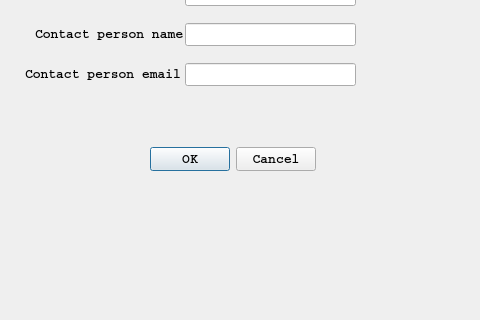
Old version of the form universitydialog.ui in the repository casalete/ErasmusIo; both pictures show x 295 to 775 and y 247 to 567 of the 1099 by 675 pixel window.
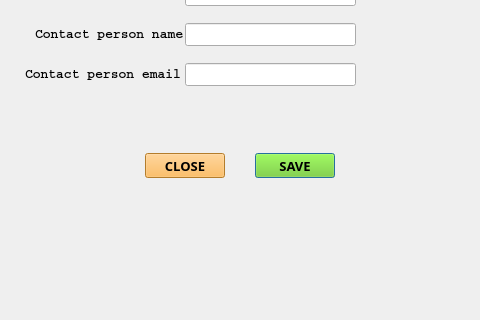
New version of the form. Icons and pictures are not drawn.

```diff
--- a/universitydialog.ui
+++ b/universitydialog.ui
@@ -16,33 +16,6 @@
   <property name="styleSheet">
    <string notr="true">background-image: url(:/triupd.png);</string>
   </property>
-  <widget class="QDialogButtonBox" name="buttonBox">
-   <property name="geometry">
-    <rect>
-     <x>440</x>
-     <y>390</y>
-     <width>171</width>
-     <height>32</height>
-    </rect>
-   </property>
-   <property name="font">
-    <font>
-     <family>Courier</family>
-     <pointsize>10</pointsize>
-     <weight>75</weight>
-     <bold>true</bold>
-    </font>
-   </property>
-   <property name="styleSheet">
-    <string notr="true"/>
-   </property>
-   <property name="orientation">
-    <enum>Qt::Horizontal</enum>
-   </property>
-   <property name="standardButtons">
-    <set>QDialogButtonBox::Cancel|QDialogButtonBox::Ok</set>
-   </property>
-  </widget>
   <widget class="QLabel" name="label">
    <property name="geometry">
     <rect>
@@ -235,6 +208,54 @@
     </font>
    </property>
   </widget>
+  <widget class="QPushButton" name="submit">
+   <property name="geometry">
+    <rect>
+     <x>550</x>
+     <y>400</y>
+     <width>80</width>
+     <height>25</height>
+    </rect>
+   </property>
+   <property name="font">
+    <font>
+     <family>Courier 10 Pitch</family>
+     <pointsize>10</pointsize>
+     <weight>75</weight>
+     <bold>true</bold>
+    </font>
+   </property>
+   <property name="styleSheet">
+    <string notr="true">background: rgb(115, 210, 22);</string>
+   </property>
+   <property name="text">
+    <string>SAVE</string>
+   </property>
+  </widget>
+  <widget class="QPushButton" name="cancel">
+   <property name="geometry">
+    <rect>
+     <x>440</x>
+     <y>400</y>
+     <width>80</width>
+     <height>25</height>
+    </rect>
+   </property>
+   <property name="font">
+    <font>
+     <family>Courier 10 Pitch</family>
+     <pointsize>10</pointsize>
+     <weight>75</weight>
+     <bold>true</bold>
+    </font>
+   </property>
+   <property name="styleSheet">
+    <string notr="true">background: rgb(252, 175, 62);</string>
+   </property>
+   <property name="text">
+    <string>CLOSE</string>
+   </property>
+  </widget>
  </widget>
  <resources/>
  <connections>
```
Left out of the diff: 35 changed lines with no effect on the pictures.
